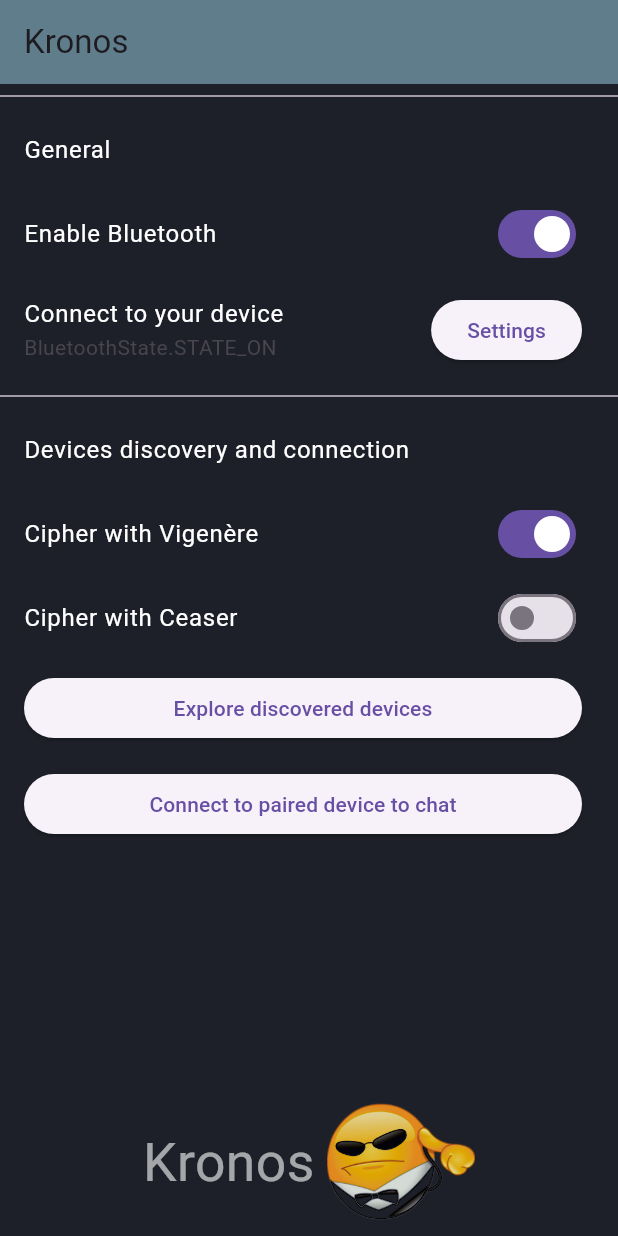
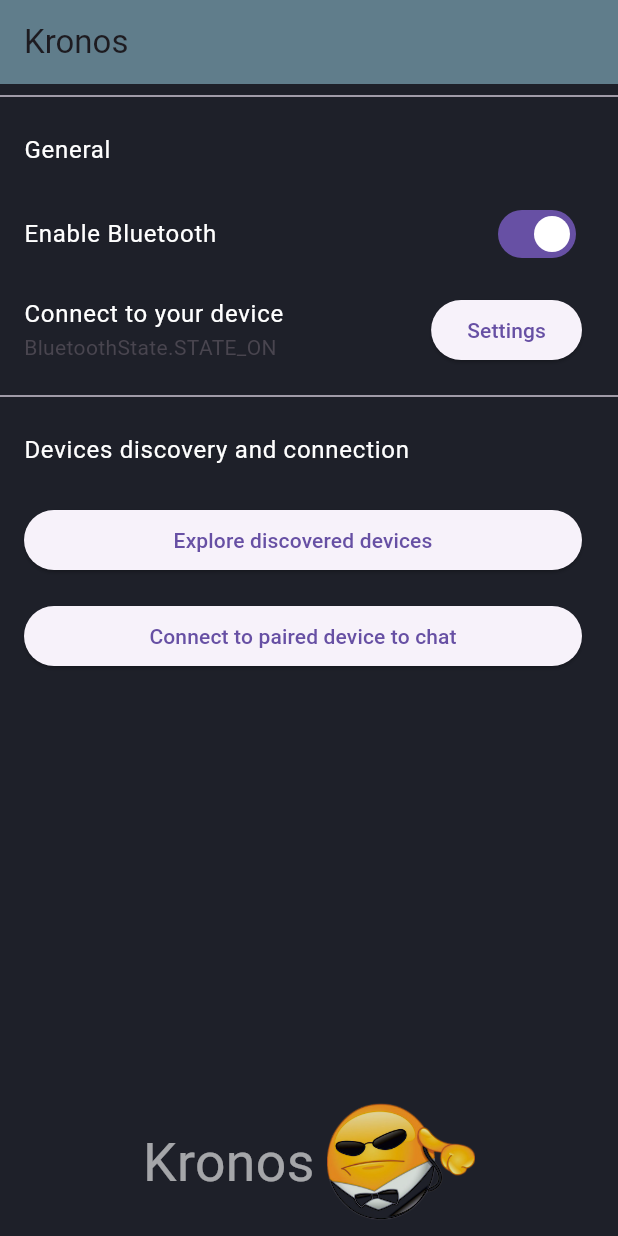
Before and after one commit to Kareemayman-dotcom/kronos_encrypted_chat, a Flutter app: the screen it shows after launch, on a phone screen of 412 x 824 dp. Run offline on Flutter 3.47's test engine with Material 3 defaults, Android fonts, the phone set to English and light mode, and no system bars; our stand-ins replace flutter_bluetooth_serial, sizer.

Commit message:
final commit

```diff
--- a/lib/connection_page.dart
+++ b/lib/connection_page.dart
@@ -272,28 +272,6 @@ class _MainPage extends State<MainPage> {
                 //   },
                 // ),
                 // ToggleSwitchListTiles(),
-                SwitchListTile(
-                  title: Text(
-                    'Cipher with Vigenère',
-                    style: TextStyle(color: Colors.white),
-                  ),
-                  value: _selectedSwitch == 0,
-                  onChanged: (value) {
-                    setState(() {
-                      _selectedSwitch = 0;
-                    });
-                  },
-                ),
-                SwitchListTile(
-                  title: const Text('Cipher with Ceaser',
-                      style: TextStyle(color: Colors.white)),
-                  value: _selectedSwitch == 1,
-                  onChanged: (value) {
-                    setState(() {
-                      _selectedSwitch = 1;
-                    });
-                  },
-                ),
                 ListTile(
                   title: ElevatedButton(
                       child: const Text('Explore discovered devices'),
```
Also changed, not shown: lib/chat_page.dart (+19 -8 lines).
